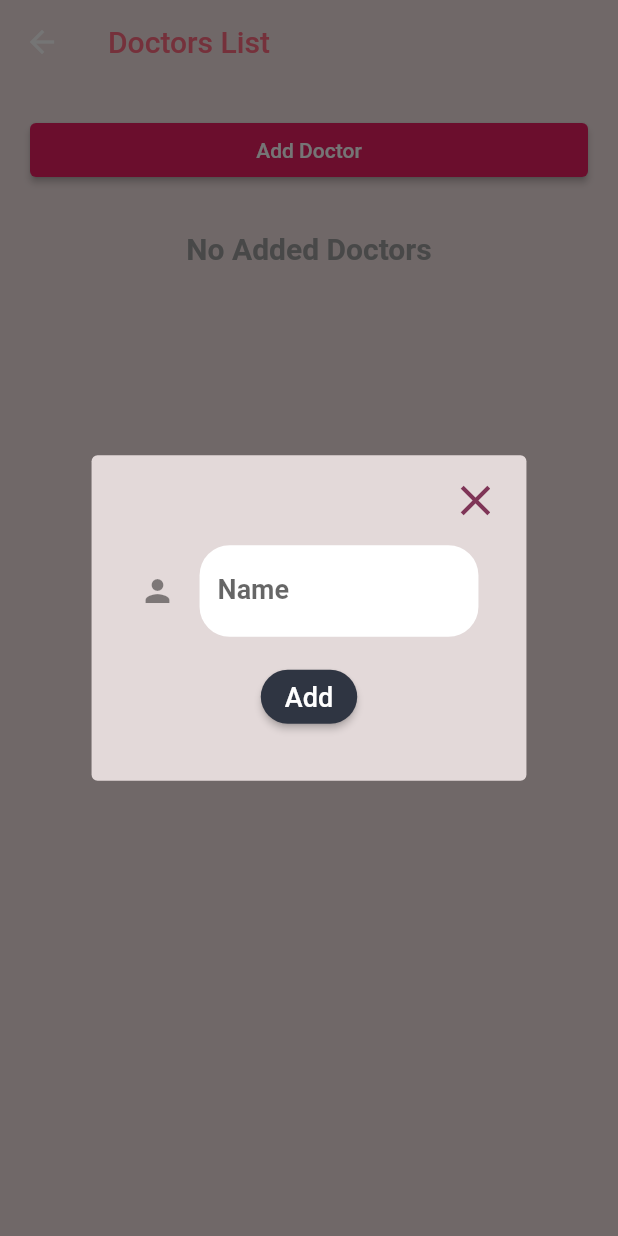
After one commit to Muneerah53/MyPet, a Flutter app: the docList screen opened directly, after a tap on "Add Doctor", on a phone screen of 412 x 824 dp. The commit adds this screen. Run offline on Flutter 3.47's test engine with Material 2 defaults, Android fonts, the phone set to English and light mode, and no system bars; our stand-ins replace cloud_firestore, firebase_core, syncfusion_flutter_calendar; accounts and stored records are empty; Roboto replaces fonts that are missing (Gotham).

Commit message:
Added Doctors List

```diff
--- /dev/null
+++ b/lib/add_dr.dart
@@ -0,0 +1,323 @@
+
+import 'package:cloud_firestore/cloud_firestore.dart';
+import 'package:flutter/cupertino.dart';
+import 'package:flutter/material.dart';
+
+class docList extends StatefulWidget {
+  @override
+  docListState createState() {
+    return docListState();
+  }
+}
+// Create a corresponding State class. This class holds data related to the form.
+class docListState extends State<docList> {
+  // Create a global key that uniquely identifies the Form widget
+  // and allows validation of the form.
+  final _dformKey = GlobalKey<FormState>();
+  final _controller = TextEditingController();
+  //bool _value = false;
+  FirebaseFirestore firestoreInstance= FirebaseFirestore.instance;
+  String title = "Doctors List";
+String _doc ='';
+late String _selectedID;
+
+
+  @override
+  void dispose() {
+    // Clean up the controller when the widget is removed from the
+    // widget tree.
+    _controller.dispose();
+    super.dispose();
+  }
+  @override
+  Widget build(BuildContext context) {
+
+    return Scaffold(
+      backgroundColor: Color(0xFFF4E3E3),
+      appBar: AppBar(
+        elevation:0,
+        title: Text('$title',textAlign: TextAlign.center,
+            style: TextStyle(color:Color(0XFFFF6B81))),
+        backgroundColor: Colors.transparent,
+        /* actions: <Widget>[
+          IconButton(
+              iconSize:34,
+              padding: const EdgeInsets.fromLTRB(5, 0, 5, 0),
+              icon: const Icon(
+                Icons.done,
+                color: Color(0xFF7F3557),
+              ),
+              onPressed: () async {
+                if (_formKey.currentState!.validate()) {
+
+                      DocumentReference doc = await firestoreInstance.collection(
+                          "Dr").add(
+                          {
+                            "DrName": _doc,
+                          });
+                      String _id = doc.id;
+                      await firestoreInstance.collection("Dr").doc(_id).update(
+                          {"DrID": _id});
+
+                    }
+    Navigator.pop(context);
+                  }
+      )]), */
+      ),
+      body:  Padding(
+            padding: const EdgeInsets.all(20),
+            child: ListView(
+              children: <Widget>[
+
+
+                ElevatedButton(
+                  onPressed: () {
+                   dialog();
+                  },
+                  child: Text("Add Doctor"),
+
+                ),
+
+
+                // doc name to be turned into a select dropdown
+
+
+
+                SizedBox(height: 10.0,),
+
+
+          StreamBuilder<QuerySnapshot>(
+              stream: FirebaseFirestore.instance.collection('Dr').snapshots(),
+              builder: (context, snapshot) {
+                if (!snapshot.hasData) return const Text('loading');
+                if (snapshot.data!.docs.isEmpty) return Padding(
+                    padding: EdgeInsets.all(20),
+                    child: const Text('No Added Doctors', style: TextStyle(
+                        fontWeight: FontWeight.bold,
+                        fontSize: 20,
+                        color: Colors.grey), textAlign: TextAlign.center));
+
+                return ListView.builder(
+                    shrinkWrap: true, scrollDirection: Axis.vertical,
+                    itemCount: snapshot.data!.docs.length,
+                    itemBuilder: (context, index) {
+                      return OutlinedButton(
+                          style: OutlinedButton.styleFrom(
+                              padding: EdgeInsets.all(0),
+                              side: BorderSide(color: Colors.transparent)),
+                          child: Card(
+                              color: Colors.white,
+                              shape: RoundedRectangleBorder(
+                                  borderRadius: BorderRadius.circular(20.0)),
+                              child: Container(
+                                padding: EdgeInsets.only(top: 20, bottom: 20),
+                                margin: EdgeInsets.only(left: 20, right: 20),
+                               // width: 160,
+                                decoration: BoxDecoration(
+                                  borderRadius: BorderRadius.circular(50.0),
+                                ),
+                                child:
+                                Container(
+                                  // margin: EdgeInsets.only(top: 10),
+                                  child: ListTile(
+                                    title: Text(
+                                        (snapshot.data!).docs[index]['DrName']
+                                        //,style: statusStyles[document['species']]
+                                        , style: TextStyle(
+                                        fontWeight: FontWeight.bold,
+                                        fontSize: 20,
+                                        color: Color(0XFF2F3542))),
+
+                                  ),),
+                              )
+                          ) // changeTimeSelected(index),
+                          , onPressed: () {
+                            _doc =  (snapshot.data!).docs[index]['DrName'];
+                            _selectedID = (snapshot.data!).docs[index]['DrID'];
+                        dialog();
+                      }
+
+                      );
+                    }
+
+                );
+              } ),
+
+ ],
+
+
+
+
+            ),
+          )
+
+
+
+
+    );
+  }
+
+  dialog(){
+    bool newDr = _doc == '';
+    String btnTxt = newDr ? 'Add' : 'Update';
+    return  showDialog(
+        barrierDismissible: false,
+        context: context,
+        builder: (BuildContext context) {
+          return AlertDialog(
+            backgroundColor: Color(0xFFE3D9D9),
+            elevation: 0,
+            content: Stack(
+              children: <Widget>[
+    Positioned(
+            top: -15,  right: -15,
+
+                child :IconButton(
+                      iconSize:34,
+                     // padding: const EdgeInsets.fromLTRB(9, 0, 9, 0),
+                      icon: const Icon(
+                        Icons.close,
+                        color: Color(0xFF7F3557),
+                      ),
+                      onPressed: () {
+                        _doc ='';
+                        Navigator.of(context).pop();
+                      }
+                  ),
+                )
+            ,
+                Form(
+                  key: _dformKey,
+                  child: Column(
+                    mainAxisSize: MainAxisSize.min,
+                    children: <Widget>[
+                      SizedBox(height: 20.0,),
+                      Padding(
+                        padding: EdgeInsets.fromLTRB(8,20,8,8),
+                        child:  TextFormField(
+                          controller: TextEditingController(text: _doc),
+                          style: TextStyle(
+                            fontWeight: FontWeight.bold, fontSize: 18, color: Colors.blueGrey,
+                          ),
+                          decoration: InputDecoration(
+                            icon: Icon(Icons.person,),
+                            filled: true,
+                            fillColor: Colors.white,
+                            hintText: "Enter Doctor\'s name",
+                            labelText: "Name",
+                            border: OutlineInputBorder(
+                                borderRadius: BorderRadius.circular(20.0),
+                                borderSide: BorderSide(
+                                  width: 0,
+                                  style: BorderStyle.none,
+                                )
+                            ),
+                          ),
+
+                          validator: (value) {
+                            if (value == null || value.isEmpty) {
+                              return 'Please enter name';
+                            }
+                            return null;
+                          },
+
+                          onChanged: (String value) {
+                            _doc = value;
+                          },
+
+                        ),
+                      ),
+
+                    Row(
+                      crossAxisAlignment: CrossAxisAlignment.center,
+                        mainAxisAlignment: MainAxisAlignment.center,
+                          children: <Widget> [
+                    Padding(
+                    padding: const EdgeInsets.all(8.0),
+                      child:
+                        ElevatedButton(
+                          child: Text("$btnTxt",
+                              style:
+                              TextStyle(fontSize: 18)),
+                            style: ButtonStyle(
+                              backgroundColor:
+                              MaterialStateProperty.all(Color(0XFF2F3542)),
+                              shape: MaterialStateProperty.all(RoundedRectangleBorder(
+                                  borderRadius: BorderRadius.circular(20.0))),
+                            ),
+                          onPressed: () {
+                            if (_dformKey.currentState!.validate()) {
+                              if(newDr)
+                                saveDr(_doc);
+                              else updateDr(_doc);
+                              _doc = '';
+                              Navigator.of(context).pop();
+                            }
+                          },
+                        )),
+
+                       Visibility(
+                            visible: !newDr,
+                            child: Padding(
+                              padding: const EdgeInsets.all(8.0),
+                              child:
+                              ElevatedButton(
+                                child: Text("Delete",
+                                    style:
+                                    TextStyle(fontSize: 18)),
+                                style: ButtonStyle(
+                                  backgroundColor:
+                                  MaterialStateProperty.all(Colors.red),
+                                  shape: MaterialStateProperty.all(
+                                      RoundedRectangleBorder(
+                                          borderRadius: BorderRadius.circular(
+                                              20.0))),
+                                ),
+                                onPressed: () {
+                                  firestoreInstance.collection("Dr").doc(_selectedID)..delete();
+                                  _selectedID='';
+                                  Navigator.of(context).pop();
+                                },
+                              )),
+                       )
+                  ]
+                        )
+
+                    ],
+                  ),
+                ),
+              ],
+            ),
+          );
+        });
+
+  }
+
+
+
+
+
+  Future<void> updateDr(String doc) async {
+    firestoreInstance.collection("Dr").doc(_selectedID).update({
+      "DrName": _doc,
+    });
+
+  }
+
+
+  Future<void> saveDr(String doc) async {
+    DocumentReference doc = await firestoreInstance.collection(
+          "Dr").add(
+          {
+            "DrName": _doc,
+          });
+
+    String _id = doc.id;
+    await firestoreInstance.collection("Dr").doc(_id).update(
+        {"DrID": _id});
+  }
+
+
+
+
+}
```
Also changed, not shown: lib/main.dart (+37 -0 lines).
